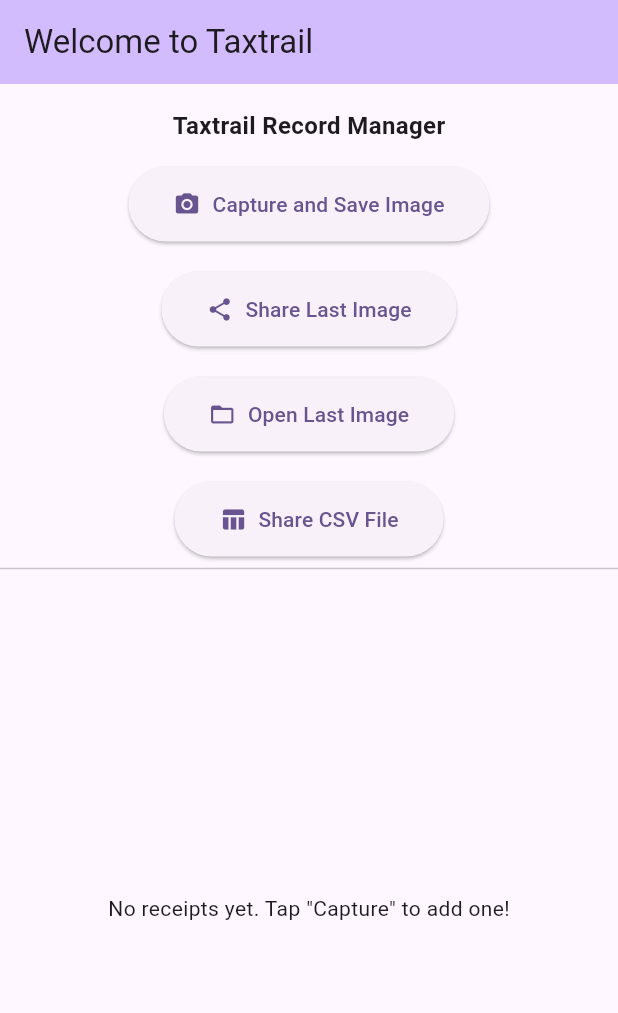
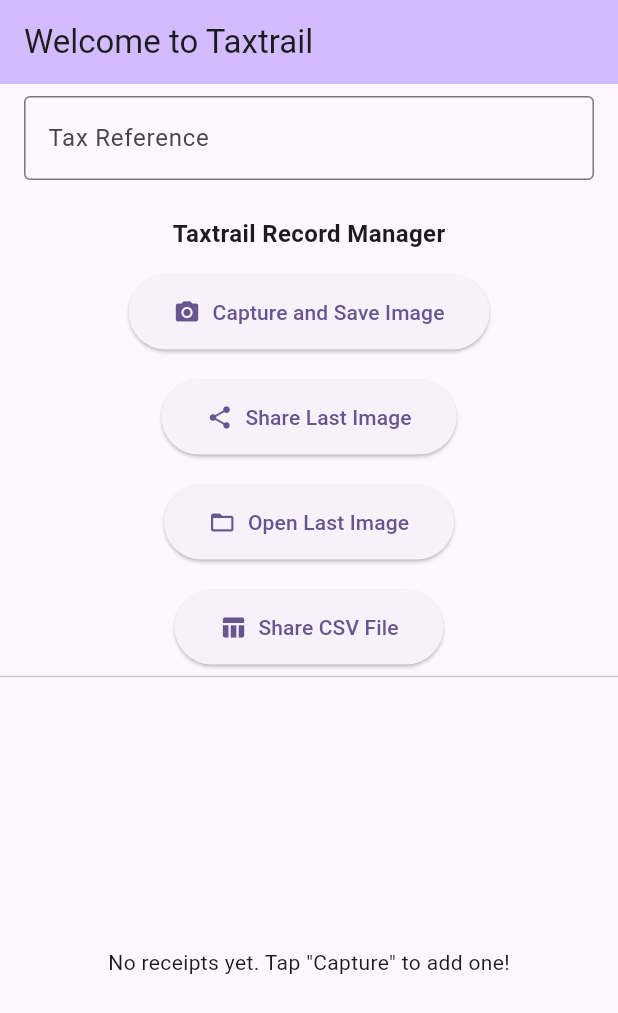
Before and after one commit to orrisonline-eng/taxtrail_uk_android, a Flutter app: the screen it shows after launch, after a tap on "Capture and Save Image", on a phone screen of 412 x 824 dp. Shown: the top 1013 px of the screen. Run offline on Flutter 3.47's test engine with Material 3 defaults, Android fonts, the phone set to English and light mode, and no system bars; our stand-ins replace csv, image_picker, open_file, share_plus, shared_preferences.

Commit message:
Add persistent tax reference + CSV export (iOS + Android tested)

```diff
--- a/lib/main.dart
+++ b/lib/main.dart
@@ -5,6 +5,7 @@ import 'package:share_plus/share_plus.dart';
 import 'package:open_file/open_file.dart';
 import 'package:csv/csv.dart';
 import 'package:path_provider/path_provider.dart';
+import 'package:shared_preferences/shared_preferences.dart';
 
 void main() {
   runApp(const MyApp());
@@ -56,6 +57,23 @@ class _MyHomePageState extends State<MyHomePage> {
   final ImagePicker _picker = ImagePicker();
   String? _lastSavedImagePath;
   final List<Receipt> _receipts = [];
+  final TextEditingController _taxRefController = TextEditingController();
+
+  @override
+  void initState() {
+    super.initState();
+    _loadTaxReference();
+  }
+
+  Future<void> _loadTaxReference() async {
+    final prefs = await SharedPreferences.getInstance();
+    _taxRefController.text = prefs.getString('tax_reference') ?? '';
+  }
+
+  void _saveTaxReference(String value) async {
+    final prefs = await SharedPreferences.getInstance();
+    await prefs.setString('tax_reference', value);
+  }
 
   Future<void> _captureAndSaveImage() async {
     try {
@@ -90,6 +108,7 @@ class _MyHomePageState extends State<MyHomePage> {
         amount: labelData['amount']!,
         date: labelData['date']!,
         otherInfo: labelData['otherInfo']!,
+        taxReference: _taxRefController.text,
       );
 
       setState(() {
@@ -270,6 +289,21 @@ class _MyHomePageState extends State<MyHomePage> {
       body: Column(
         children: [
           Padding(
+            padding:
+                const EdgeInsets.symmetric(horizontal: 16.0, vertical: 8.0),
+            child: TextField(
+              controller: _taxRefController,
+              decoration: const InputDecoration(
+                labelText: 'Tax Reference',
+                hintText: 'Enter your tax reference',
+                border: OutlineInputBorder(),
+              ),
+              onChanged: (value) {
+                _saveTaxReference(value);
+              },
+            ),
+          ),
+          Padding(
             padding: const EdgeInsets.symmetric(vertical: 16.0),
             child: Text(
               'Taxtrail Record Manager',
--- a/pubspec.yaml
+++ b/pubspec.yaml
@@ -16,6 +16,7 @@ dependencies:
   permission_handler: ^11.3.0
   open_file: ^3.3.2
   csv: ^5.1.1
+  shared_preferences: ^2.2.2
 
 dev_dependencies:
   flutter_test:
```
Also changed, not shown: pubspec.lock, 2 other files.
